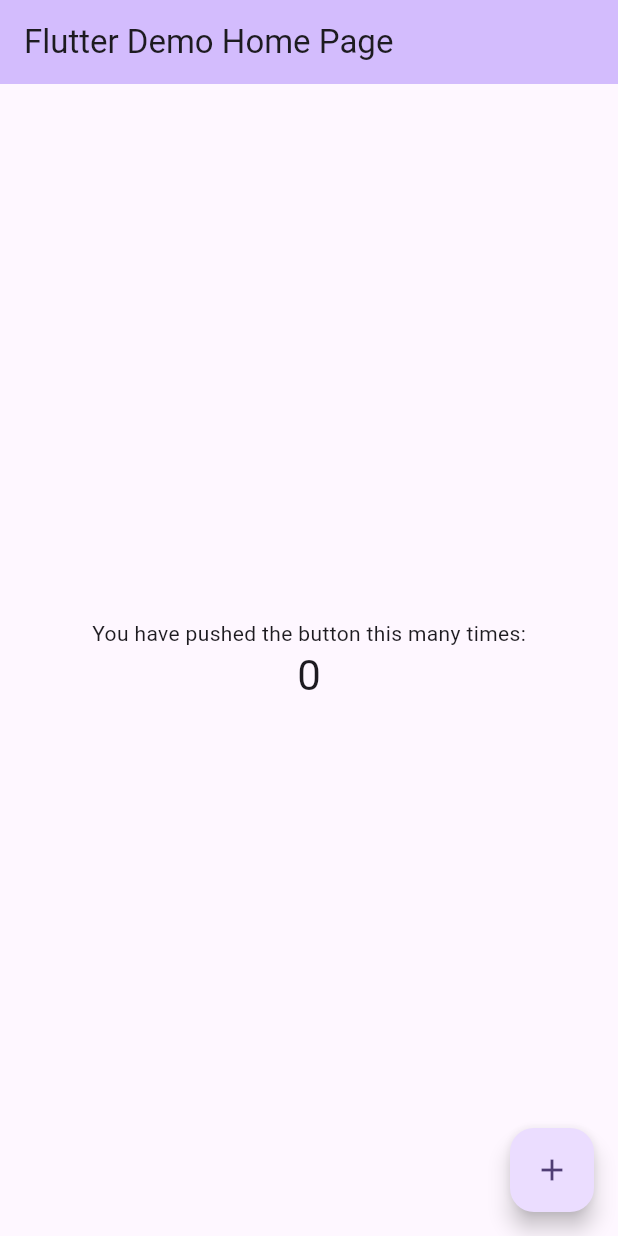
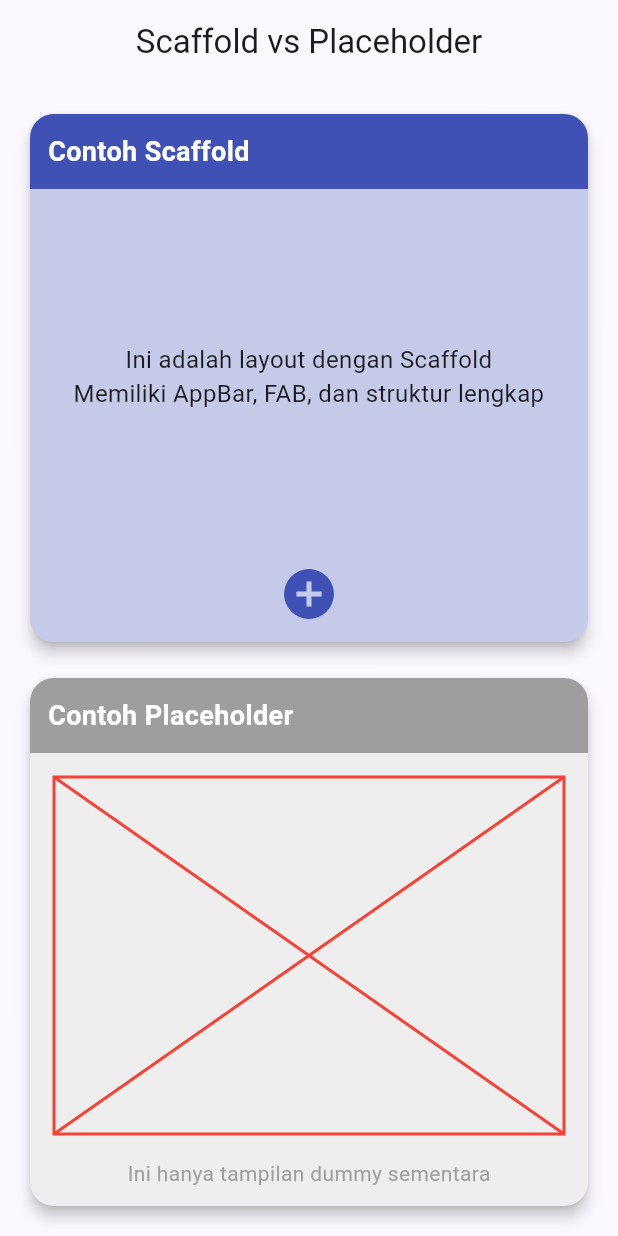
Before and after one commit to OrewaKimi/flutter_scaffold_vs_placeholder, a Flutter app: the screen it shows after launch, on a phone screen of 412 x 824 dp. Run offline on Flutter 3.47's test engine with Material 3 defaults, Android fonts, the phone set to English and light mode, and no system bars.

Commit message:
update code

```diff
--- a/lib/main.dart
+++ b/lib/main.dart
@@ -1,4 +1,6 @@
 import 'package:flutter/material.dart';
+import 'scaffold_card.dart';
+import 'placeholder_card.dart';
 
 void main() {
   runApp(const MyApp());
@@ -7,116 +9,50 @@ void main() {
 class MyApp extends StatelessWidget {
   const MyApp({super.key});
 
-  // This widget is the root of your application.
   @override
   Widget build(BuildContext context) {
     return MaterialApp(
-      title: 'Flutter Demo',
+      title: 'Scaffold vs Placeholder',
+      debugShowCheckedModeBanner: false,
       theme: ThemeData(
-        // This is the theme of your application.
-        //
-        // TRY THIS: Try running your application with "flutter run". You'll see
-        // the application has a purple toolbar. Then, without quitting the app,
-        // try changing the seedColor in the colorScheme below to Colors.green
-        // and then invoke "hot reload" (save your changes or press the "hot
-        // reload" button in a Flutter-supported IDE, or press "r" if you used
-        // the command line to start the app).
-        //
-        // Notice that the counter didn't reset back to zero; the application
-        // state is not lost during the reload. To reset the state, use hot
-        // restart instead.
-        //
-        // This works for code too, not just values: Most code changes can be
-        // tested with just a hot reload.
-        colorScheme: ColorScheme.fromSeed(seedColor: Colors.deepPurple),
+        colorScheme: ColorScheme.fromSeed(seedColor: Colors.indigo),
+        useMaterial3: true,
       ),
-      home: const MyHomePage(title: 'Flutter Demo Home Page'),
+      home: const ComparisonScreen(),
     );
   }
 }
 
-class MyHomePage extends StatefulWidget {
-  const MyHomePage({super.key, required this.title});
-
-  // This widget is the home page of your application. It is stateful, meaning
-  // that it has a State object (defined below) that contains fields that affect
-  // how it looks.
-
-  // This class is the configuration for the state. It holds the values (in this
-  // case the title) provided by the parent (in this case the App widget) and
-  // used by the build method of the State. Fields in a Widget subclass are
-  // always marked "final".
-
-  final String title;
-
-  @override
-  State<MyHomePage> createState() => _MyHomePageState();
-}
-
-class _MyHomePageState extends State<MyHomePage> {
-  int _counter = 0;
-
-  void _incrementCounter() {
-    setState(() {
-      // This call to setState tells the Flutter framework that something has
-      // changed in this State, which causes it to rerun the build method below
-      // so that the display can reflect the updated values. If we changed
-      // _counter without calling setState(), then the build method would not be
-      // called again, and so nothing would appear to happen.
-      _counter++;
-    });
-  }
+class ComparisonScreen extends StatelessWidget {
+  const ComparisonScreen({super.key});
 
   @override
   Widget build(BuildContext context) {
-    // This method is rerun every time setState is called, for instance as done
-    // by the _incrementCounter method above.
-    //
-    // The Flutter framework has been optimized to make rerunning build methods
-    // fast, so that you can just rebuild anything that needs updating rather
-    // than having to individually change instances of widgets.
+    final screenWidth = MediaQuery.of(context).size.width;
+
     return Scaffold(
       appBar: AppBar(
-        // TRY THIS: Try changing the color here to a specific color (to
-        // Colors.amber, perhaps?) and trigger a hot reload to see the AppBar
-        // change color while the other colors stay the same.
-        backgroundColor: Theme.of(context).colorScheme.inversePrimary,
-        // Here we take the value from the MyHomePage object that was created by
-        // the App.build method, and use it to set our appbar title.
-        title: Text(widget.title),
+        title: const Text("Scaffold vs Placeholder"),
+        centerTitle: true,
       ),
-      body: Center(
-        // Center is a layout widget. It takes a single child and positions it
-        // in the middle of the parent.
-        child: Column(
-          // Column is also a layout widget. It takes a list of children and
-          // arranges them vertically. By default, it sizes itself to fit its
-          // children horizontally, and tries to be as tall as its parent.
-          //
-          // Column has various properties to control how it sizes itself and
-          // how it positions its children. Here we use mainAxisAlignment to
-          // center the children vertically; the main axis here is the vertical
-          // axis because Columns are vertical (the cross axis would be
-          // horizontal).
-          //
-          // TRY THIS: Invoke "debug painting" (choose the "Toggle Debug Paint"
-          // action in the IDE, or press "p" in the console), to see the
-          // wireframe for each widget.
-          mainAxisAlignment: MainAxisAlignment.center,
-          children: <Widget>[
-            const Text('You have pushed the button this many times:'),
-            Text(
-              '$_counter',
-              style: Theme.of(context).textTheme.headlineMedium,
-            ),
-          ],
-        ),
+      body: Padding(
+        padding: const EdgeInsets.all(16.0),
+        child: screenWidth < 600
+            ? Column(
+                children: const [
+                  Expanded(child: ScaffoldCard()),
+                  SizedBox(height: 16),
+                  Expanded(child: PlaceholderCard()),
+                ],
+              )
+            : Row(
+                children: const [
+                  Expanded(child: ScaffoldCard()),
+                  SizedBox(width: 16),
+                  Expanded(child: PlaceholderCard()),
+                ],
+              ),
       ),
-      floatingActionButton: FloatingActionButton(
-        onPressed: _incrementCounter,
-        tooltip: 'Increment',
-        child: const Icon(Icons.add),
-      ), // This trailing comma makes auto-formatting nicer for build methods.
     );
   }
 }
```
